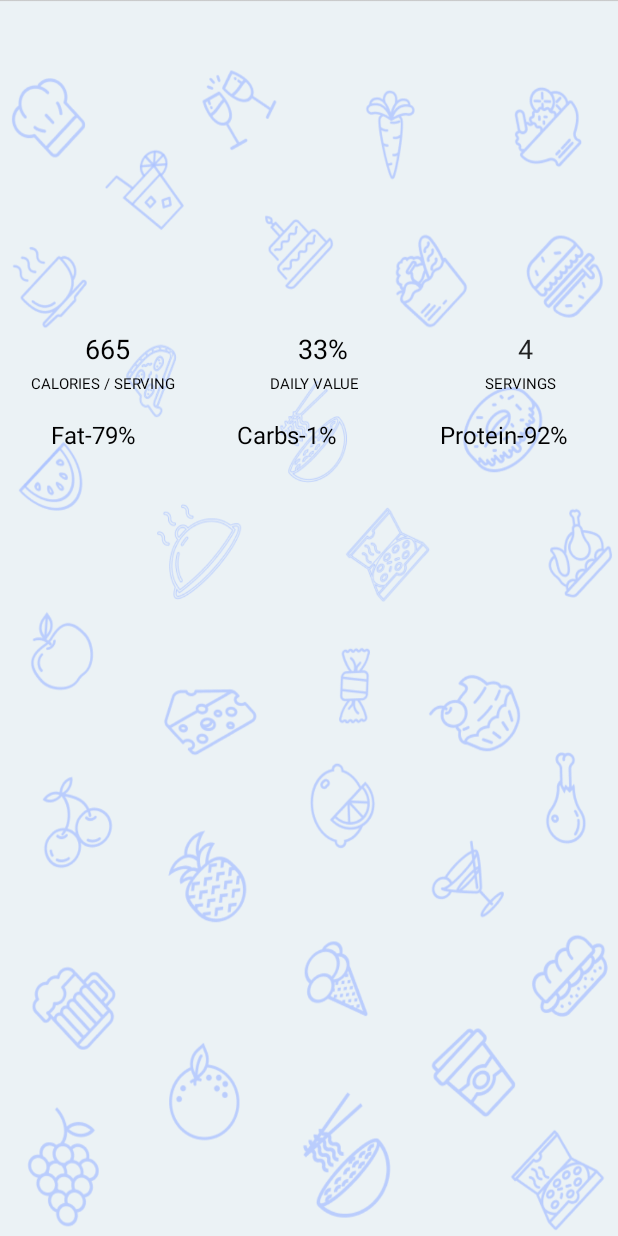
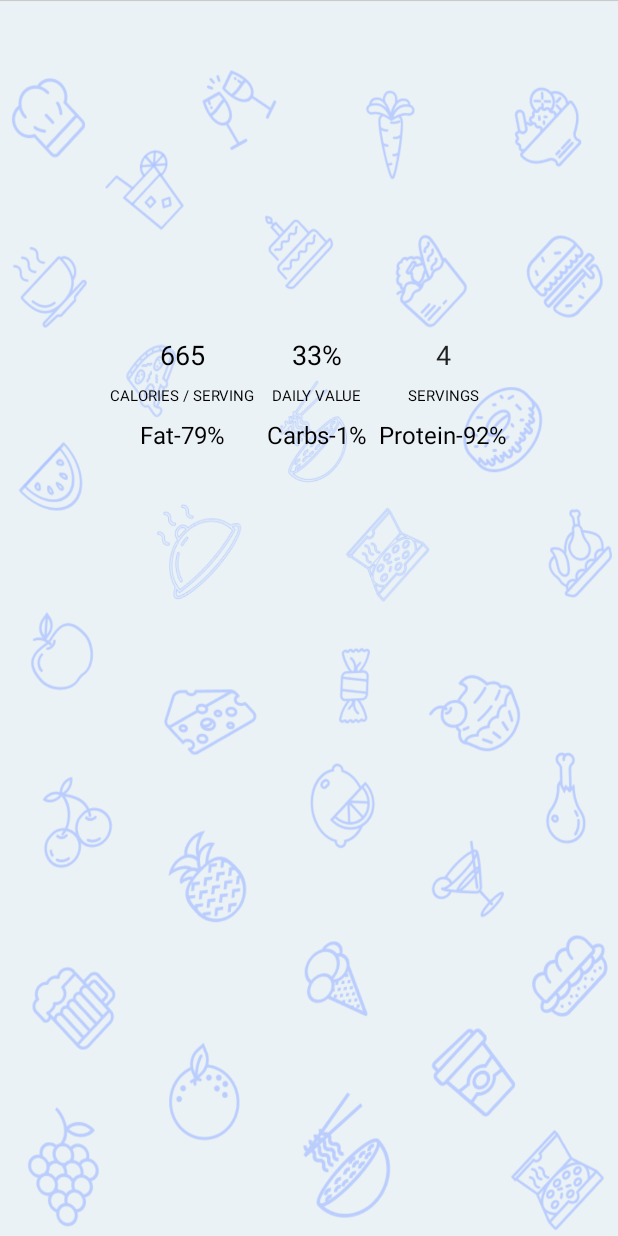
Before and after one commit to shcherbuk96/RecipesApp, an Android app: the layout activity_card.xml on its own in the app's theme, with its tools: preview values and no code run, on a phone screen of 412 x 824 dp. Run offline under Robolectric (Android 15) with nearby library versions, the light colour scheme and no system bars.

Commit message:
fix layout

```diff
--- a/app/src/main/AndroidManifest.xml
+++ b/app/src/main/AndroidManifest.xml
@@ -28,7 +28,7 @@
         <activity
             android:name=".presentantion.cardPresentation.CardActivity"
             android:theme="@style/ThemeActionBar"
-            android:windowSoftInputMode="adjustPan"/>
+            android:windowSoftInputMode="adjustPan|stateHidden"/>
 
     </application>
 
--- a/app/src/main/res/layout/activity_card.xml
+++ b/app/src/main/res/layout/activity_card.xml
@@ -15,115 +15,89 @@
         android:paddingTop="@dimen/image_card_top_bottom_spacing"
         android:paddingBottom="@dimen/image_card_top_bottom_spacing"/>
 
-    <LinearLayout
-        android:layout_width="match_parent"
+    <GridLayout xmlns:android="http://schemas.android.com/apk/res/android"
+        android:layout_width="wrap_content"
         android:layout_height="wrap_content"
-        android:orientation="horizontal"
-        android:paddingBottom="@dimen/relative_card_bottom_spacing">
-
+        android:layout_gravity="center"
+        android:useDefaultMargins="true"
+        android:descendantFocusability="beforeDescendants"
+        android:focusableInTouchMode="true"
+        android:columnCount="3">
         <TextView
-            android:layout_weight="1"
             android:id="@+id/card_calories_text_view"
-            android:gravity="center"
             android:layout_width="wrap_content"
             android:layout_height="wrap_content"
             android:textSize="@dimen/text_card_size"
+            android:layout_gravity="center"
             android:textColor="@color/black"
             tools:text="665"/>
-
         <TextView
             android:id="@+id/card_dayly_text_view"
-            android:gravity="center"
             android:layout_width="wrap_content"
             android:layout_height="wrap_content"
-            android:layout_weight="1"
             android:textColor="@color/black"
+            android:layout_gravity="center"
             android:textSize="@dimen/text_card_size"
             tools:text="33%"/>
-
         <EditText
             android:id="@+id/card_servings_edit_text"
-            android:gravity="center"
-            android:layout_weight="1"
             android:textSize="@dimen/text_card_size"
             android:background="@android:color/transparent"
             android:layout_width="wrap_content"
+            android:layout_gravity="center"
+            android:maxLength="3"
+            android:inputType="number"
             android:layout_height="wrap_content"
             tools:text="4"/>
-
-    </LinearLayout>
-
-    <LinearLayout
-        android:orientation="horizontal"
-        android:layout_width="match_parent"
-        android:layout_height="wrap_content"
-        android:paddingBottom="16dp">
-
         <TextView
-            android:layout_weight="0.5"
             android:id="@+id/line4"
             android:layout_width="wrap_content"
             android:layout_height="wrap_content"
-            android:gravity="center"
+            android:layout_gravity="center"
             android:textSize="@dimen/text_card_title_size"
             android:textColor="@color/black"
             android:text="@string/card_calories"/>
         <TextView
-            android:layout_weight="1"
             android:id="@+id/line5"
             android:layout_width="wrap_content"
             android:layout_height="wrap_content"
-            android:gravity="center"
+            android:layout_gravity="center"
             android:textColor="@color/black"
             android:textSize="@dimen/text_card_title_size"
             android:text="@string/card_daily_value"/>
         <TextView
-            android:layout_weight="1"
             android:id="@+id/line6"
             android:textSize="@dimen/text_card_title_size"
-            android:gravity="center"
+            android:layout_gravity="center"
             android:textColor="@color/black"
             android:layout_width="wrap_content"
             android:layout_height="wrap_content"
             android:text="@string/card_servings"/>
-
-    </LinearLayout>
-
-    <LinearLayout
-        android:orientation="horizontal"
-        android:layout_width="match_parent"
-        android:layout_height="wrap_content"
-        android:paddingBottom="16dp">
-
         <TextView
-            android:layout_weight="1"
             android:id="@+id/card_fat_text_view"
             android:layout_width="wrap_content"
             android:layout_height="wrap_content"
-            android:gravity="center"
+            android:layout_gravity="center"
             android:textSize="@dimen/text_card_calories_size"
             android:textColor="@color/black"
             tools:text="Fat-79%"/>
         <TextView
-            android:layout_weight="1"
             android:id="@+id/card_carbs_text_view"
             android:layout_width="wrap_content"
             android:layout_height="wrap_content"
-            android:gravity="center"
+            android:layout_gravity="center"
             android:textColor="@color/black"
             android:textSize="@dimen/text_card_calories_size"
             tools:text="Carbs-1%"/>
         <TextView
-            android:layout_weight="1"
             android:id="@+id/card_protein_text_view"
             android:textSize="@dimen/text_card_calories_size"
-            android:gravity="center"
+            android:layout_gravity="center"
             android:textColor="@color/black"
             android:layout_width="wrap_content"
             android:layout_height="wrap_content"
             tools:text="Protein-92%"/>
-
-    </LinearLayout>
+    </GridLayout>
 
     <android.support.v7.widget.RecyclerView
         android:id="@+id/card_recycler_view"
```
